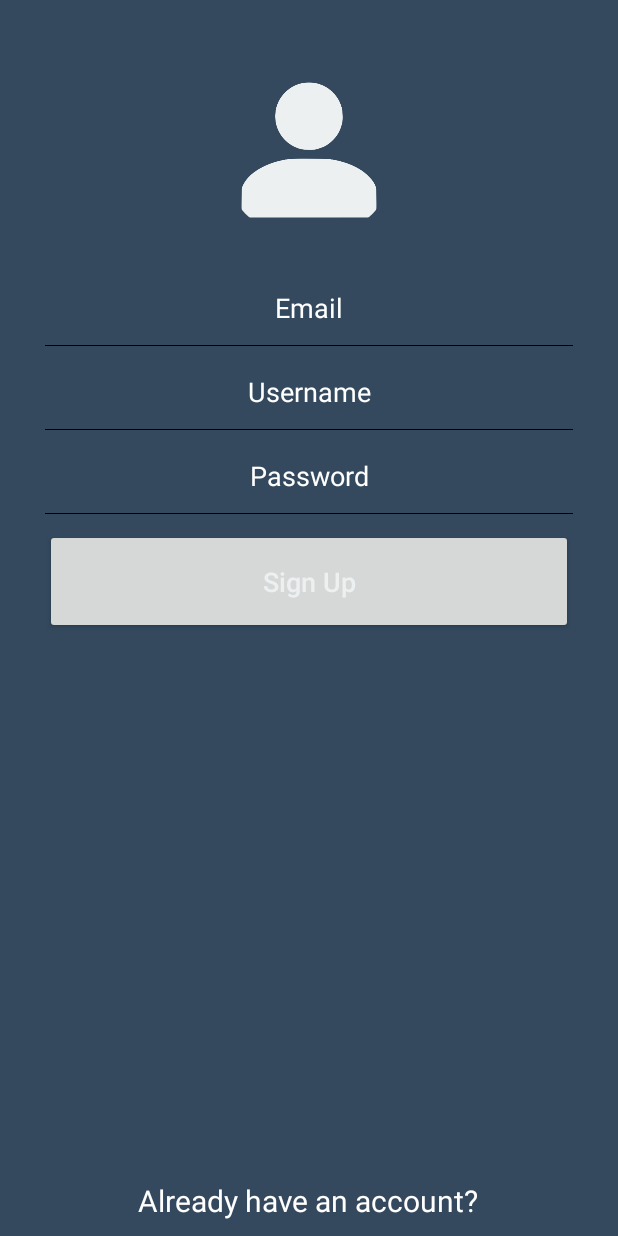
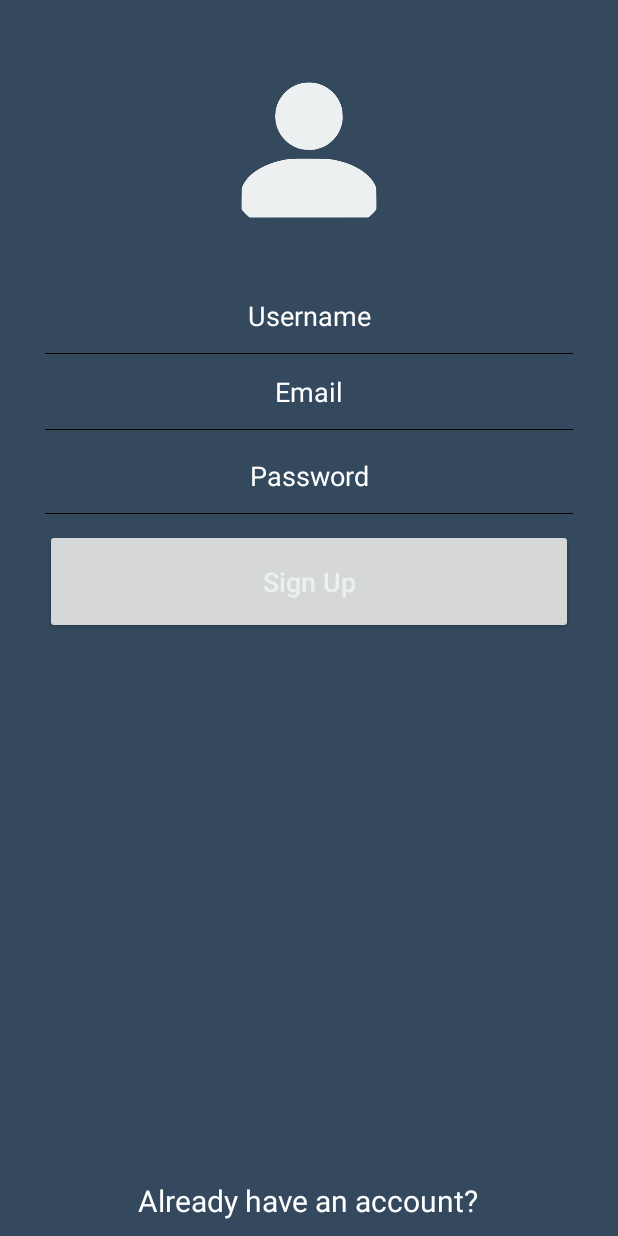
Before and after one commit to Gowdham88/SportsImageSharingApp_Android, an Android app: the screen it shows after launch (SignupActivity), on a phone screen of 412 x 824 dp. Run offline under Robolectric (Android 15) with nearby library versions, the phone set to English and light mode, and no system bars; our stand-ins replace CircleImageView, Firebase (no records; nobody signed in at launch, a user with empty details on screens opened directly), Timber; libraries missing offline, so code that uses them is left out: com.facebook, com.facebook.login, pub.devrel.easypermissions; 1 statement that could not run was skipped.

Commit message:
ui changes

```diff
--- a/app/src/main/java/io/github/froger/instamaterial/Utils.java
+++ b/app/src/main/java/io/github/froger/instamaterial/Utils.java
@@ -58,4 +58,5 @@ public class Utils {
         }
         imm.hideSoftInputFromWindow(view.getWindowToken(), 0);
     }
+
 }
--- a/app/src/main/java/io/github/froger/instamaterial/ui/activity/MainActivity.java
+++ b/app/src/main/java/io/github/froger/instamaterial/ui/activity/MainActivity.java
@@ -689,6 +689,11 @@ public class MainActivity extends AppCompatActivity implements FeedAdapter.OnFee
 
 
     }
+    @Override
+    public void onBackPressed() {
+        super.onBackPressed();
+        this.finish();
+    }
 
 
 }
--- a/app/src/main/java/io/github/froger/instamaterial/ui/activity/SignupActivity.java
+++ b/app/src/main/java/io/github/froger/instamaterial/ui/activity/SignupActivity.java
@@ -34,6 +34,7 @@ import android.widget.Button;
 import android.widget.EditText;
 import android.widget.Gallery;
 import android.widget.ImageView;
+import android.widget.RelativeLayout;
 import android.widget.TextView;
 import android.widget.Toast;
 
@@ -80,6 +81,7 @@ import static android.Manifest.permission.CAMERA;
 import static android.content.ContentValues.TAG;
 import static android.provider.MediaStore.Files.FileColumns.MEDIA_TYPE_IMAGE;
 import static com.facebook.FacebookSdk.getApplicationContext;
+import static io.github.froger.instamaterial.Utils.hideKeyboard;
 
 public class SignupActivity extends AppCompatActivity implements EasyPermissions.PermissionCallbacks {
 EditText EmailEdt,UsernameEdt,PassEdt;
@@ -90,6 +92,7 @@ TextView AccntTxt;
     ImageView GalleryIcon, GenderDropimg;
     ImageView CameraIcon;
     Inflater inflater;
+    RelativeLayout Signuprellay;
     Animation slideUpAnimation, slideDownAnimation;
     private FirebaseAuth mAuth;
     private AlertDialog dialog;
@@ -112,6 +115,13 @@ TextView AccntTxt;
         UsernameEdt=(EditText)findViewById(R.id.username_edit);
         PassEdt=(EditText)findViewById(R.id.pass_edit);
         AccntTxt=(TextView)findViewById(R.id.accnt_txt);
+        Signuprellay=(RelativeLayout) findViewById(R.id.signuprel_lay);
+        Signuprellay.setOnClickListener(new View.OnClickListener() {
+            @Override
+            public void onClick(View view) {
+                hideKeyboard(SignupActivity.this);
+            }
+        });
         SignupBtn=(Button)findViewById(R.id.signup_btn);
         profileImg=(CircleImageView)findViewById(R.id.image_view);
         profileImg.setOnClickListener(new View.OnClickListener() {
--- a/app/src/main/res/layout/activity_login_screen.xml
+++ b/app/src/main/res/layout/activity_login_screen.xml
@@ -3,6 +3,7 @@
     xmlns:android="http://schemas.android.com/apk/res/android"
     android:layout_width="match_parent"
     android:layout_height="match_parent"
+    android:id="@+id/signinrel_lay"
     android:background="#34495E">
 
     <TextView
--- a/app/src/main/res/layout/activity_signup.xml
+++ b/app/src/main/res/layout/activity_signup.xml
@@ -3,6 +3,7 @@
     xmlns:android="http://schemas.android.com/apk/res/android"
     android:layout_width="match_parent"
     android:layout_height="match_parent"
+    android:id="@+id/signuprel_lay"
     android:background="#34495E">
 
     <de.hdodenhof.circleimageview.CircleImageView
@@ -21,25 +22,7 @@
         android:layout_marginLeft="30dp"
         android:layout_marginRight="30dp"
         android:layout_below="@+id/image_view">
-        <EditText
-            android:id="@+id/email_edit"
-            android:layout_width="match_parent"
-            android:layout_height="50dp"
-            android:hint="Email"
-            android:textCursorDrawable="@drawable/color_cursor"
-            android:singleLine="true"
-            android:inputType="textEmailAddress"
-            android:imeOptions="actionNext"
-            android:textColorHint="#FFFFFF"
-            android:textColor="#FFFFFF"
-            android:textSize="18dp"
-            style="@style/FontAvenirBook"
-        android:background="@null"
-            android:gravity="center"/>
-        <View
-            android:layout_width="match_parent"
-            android:layout_height="0.5dp"
-            android:background="#000000"/>
+
         <EditText
             android:id="@+id/username_edit"
             android:layout_width="match_parent"
@@ -56,6 +39,26 @@
             style="@style/FontAvenirBook"
             android:textColor="#FFFFFF"
             android:gravity="center"/>
+        <View
+            android:layout_width="match_parent"
+            android:layout_height="0.5dp"
+            android:background="#000000"/>
+        <EditText
+            android:id="@+id/email_edit"
+            style="@style/FontAvenirBook"
+            android:layout_width="match_parent"
+            android:layout_height="50dp"
+            android:background="@null"
+            android:gravity="center"
+            android:hint="Email"
+            android:imeOptions="actionNext"
+            android:inputType="textEmailAddress"
+            android:singleLine="true"
+            android:textColor="#FFFFFF"
+            android:textColorHint="#FFFFFF"
+            android:textCursorDrawable="@drawable/color_cursor"
+            android:textSize="18dp" />
+
         <View
             android:layout_width="match_parent"
             android:layout_height="0.5dp"
```
Also changed, not shown: app/src/main/java/io/github/froger/instamaterial/ui/activity/LoginScreen.java (+11 -0 lines), 10 other files.
